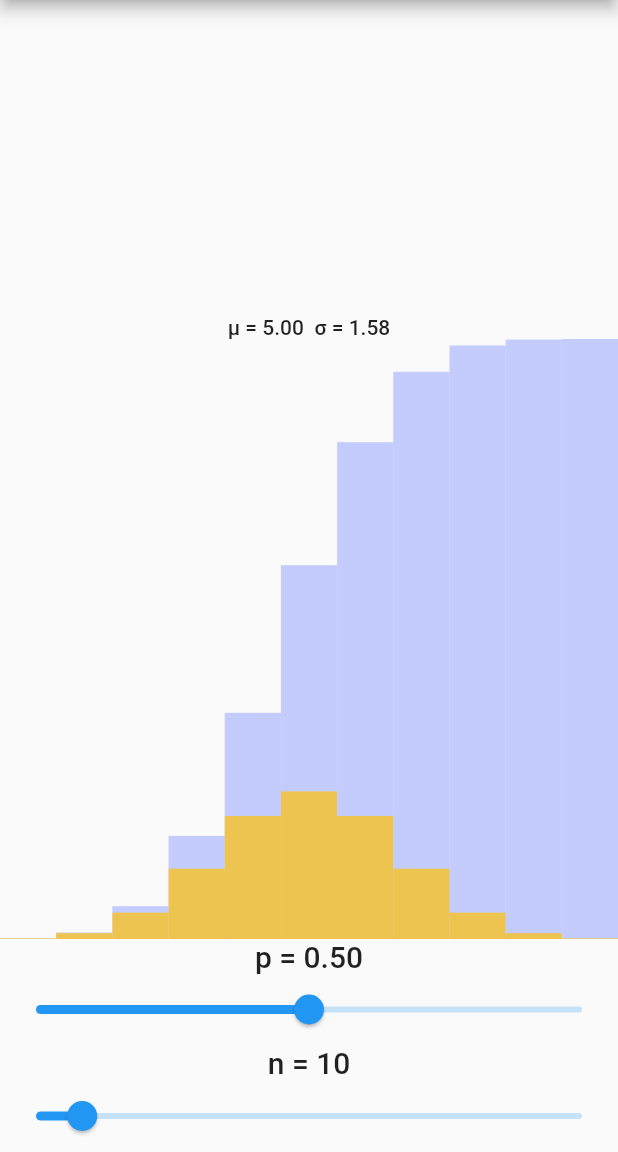
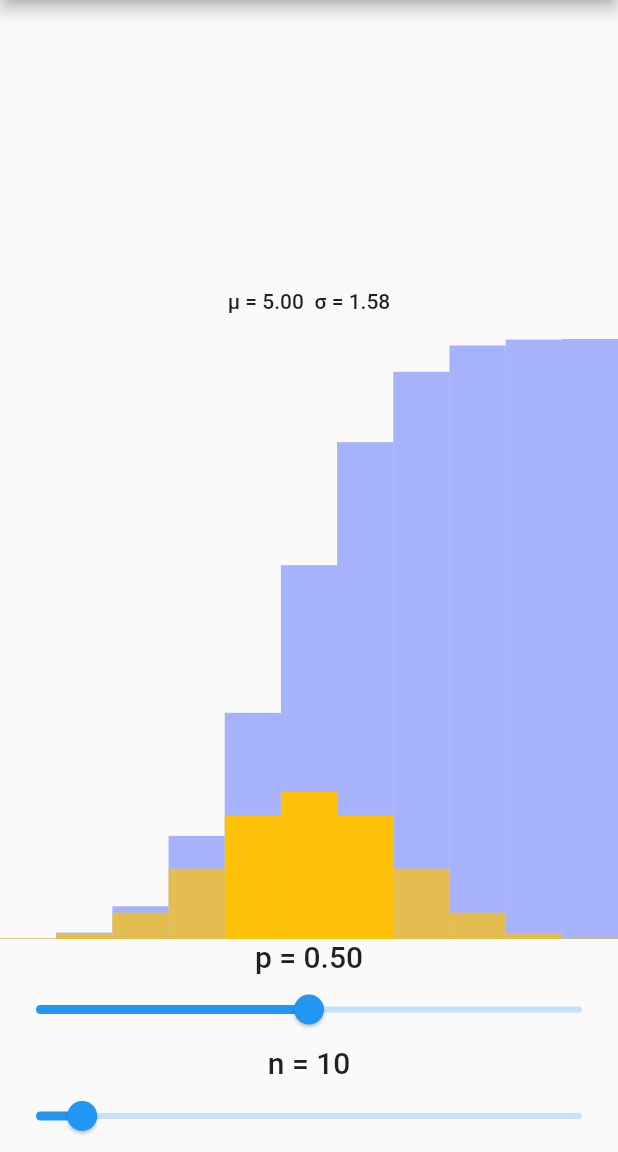
Before and after one commit to berdroid/flutter_binomial, a Flutter app: the screen it shows after launch, on a phone screen of 412 x 824 dp, the part 84-1236 px from its top. Run offline on Flutter 3.47's test engine with Material 2 defaults, Android fonts, the phone set to English and light mode, and no system bars.

Commit message:
Colorize histogram elements within 1 sigma interval

```diff
--- a/lib/main.dart
+++ b/lib/main.dart
@@ -63,6 +63,9 @@ class _MyHomePageState extends State<MyHomePage> {
     final cd = List<double>.generate(_n + 1, (k) => pd.sublist(0, k + 1).fold<double>(0.0, (a, b) => a + b));
     final mu = _n * _p;
     final sigma = sqrt(_n * _p * (1 - _p));
+
+    bool inSigma(int k, [int s = 1]) => mu - s * sigma <= k && k <= mu + s * sigma;
+
     return Scaffold(
       appBar: AppBar(
         title: Text(widget.title),
@@ -70,9 +73,14 @@ class _MyHomePageState extends State<MyHomePage> {
       body: Column(
         mainAxisAlignment: MainAxisAlignment.end,
         children: <Widget>[
-          Text(
-            'µ = ${mu.toStringAsFixed(2)}  σ = ${sigma.toStringAsFixed(2)}',
-            style: Theme.of(context).textTheme.bodyText1,
+          Container(
+            height: 50,
+            child: Center(
+              child: Text(
+                'µ = ${mu.toStringAsFixed(2)}  σ = ${sigma.toStringAsFixed(2)}',
+                style: Theme.of(context).textTheme.bodyText1,
+              ),
+            ),
           ),
           Stack(
             alignment: AlignmentDirectional.bottomCenter,
@@ -85,7 +93,7 @@ class _MyHomePageState extends State<MyHomePage> {
                     .map((e) => Expanded(
                             child: Container(
                           height: 400 * e,
-                          color: Colors.indigoAccent[100].withOpacity(0.5),
+                          color: Colors.indigoAccent[200].withOpacity(0.5),
                         )))
                     .toList(),
               ),
@@ -94,10 +102,12 @@ class _MyHomePageState extends State<MyHomePage> {
                 mainAxisSize: MainAxisSize.max,
                 crossAxisAlignment: CrossAxisAlignment.end,
                 children: pd
+                    .asMap()
+                    .entries
                     .map((e) => Expanded(
                             child: Container(
-                          height: 400 * e,
-                          color: Colors.amber.withOpacity(0.7),
+                          height: 400 * e.value,
+                          color: inSigma(e.key) ? Colors.amber : Colors.amber.withOpacity(0.7),
                         )))
                     .toList(),
               ),
```
